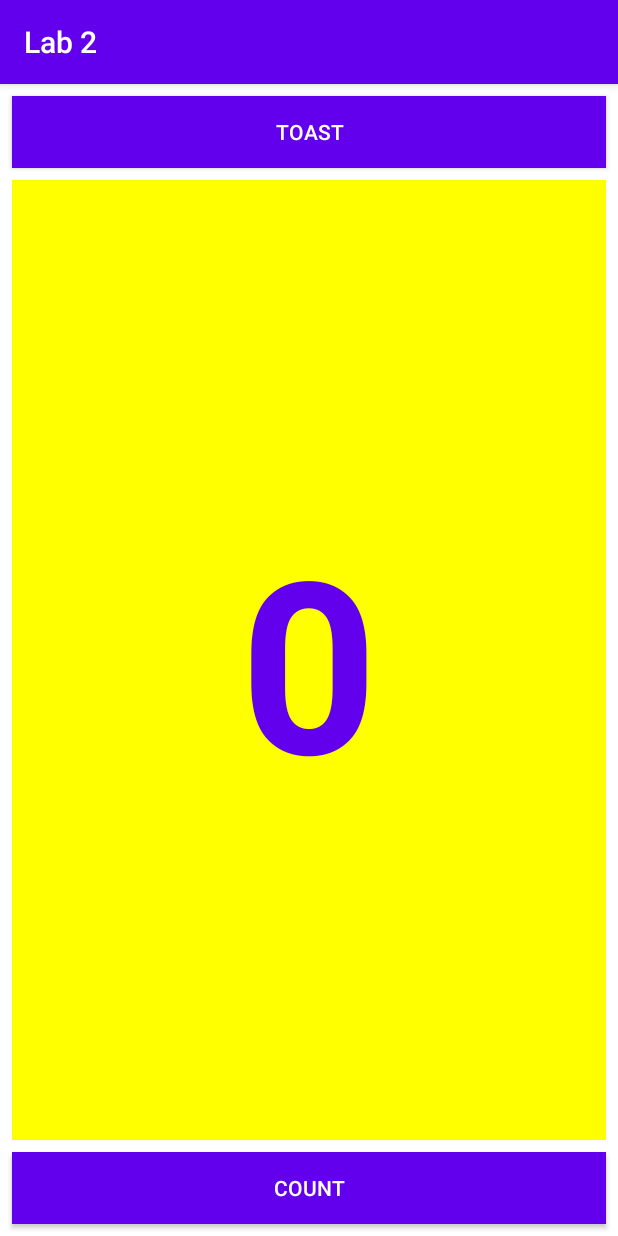
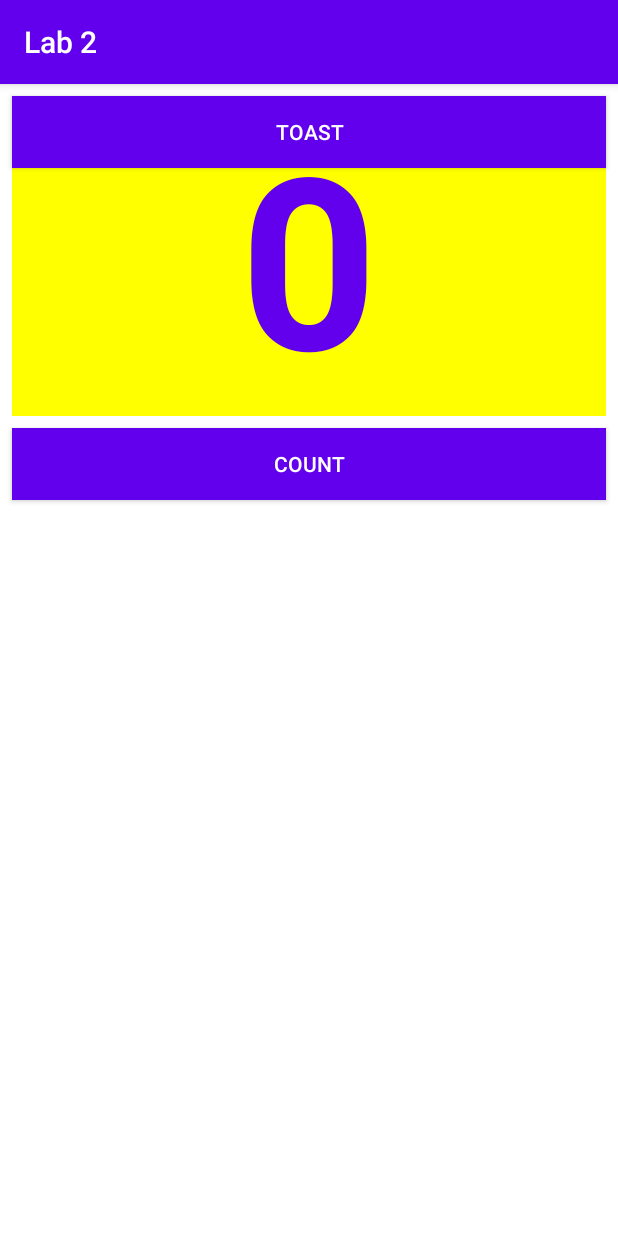
Before and after one commit to harry2909/-App_Dev_Lab2_Homework, an Android app: the screen it shows after launch (MainActivity), on a phone screen of 412 x 824 dp. Run offline under Robolectric (Android 15) with nearby library versions, the phone set to English and light mode, and no system bars.

Commit message:
Changing to relative layout.

```diff
--- a/app/src/main/res/layout/activity_main.xml
+++ b/app/src/main/res/layout/activity_main.xml
@@ -1,5 +1,5 @@
 <?xml version="1.0" encoding="utf-8"?>
-<LinearLayout xmlns:android="http://schemas.android.com/apk/res/android"
+<RelativeLayout xmlns:android="http://schemas.android.com/apk/res/android"
     xmlns:app="http://schemas.android.com/apk/res-auto"
     xmlns:tools="http://schemas.android.com/tools"
     android:layout_width="match_parent"
@@ -50,6 +50,9 @@
         android:background="@color/colorPrimary"
         android:onClick="countUp"
         android:text="@string/button_label_count"
-        android:textColor="@android:color/white" />
+        android:textColor="@android:color/white"
+        android:layout_below="@+id/show_count"
+        android:layout_centerHorizontal="true"
+        />
 
-</LinearLayout>
+</RelativeLayout>
```
